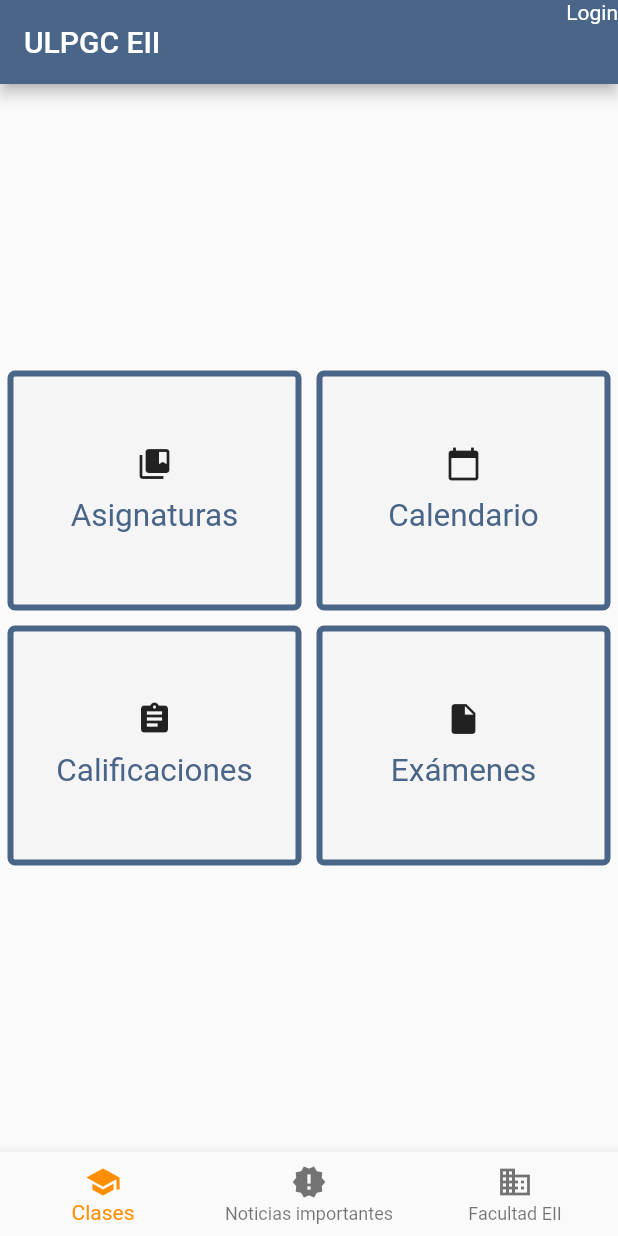
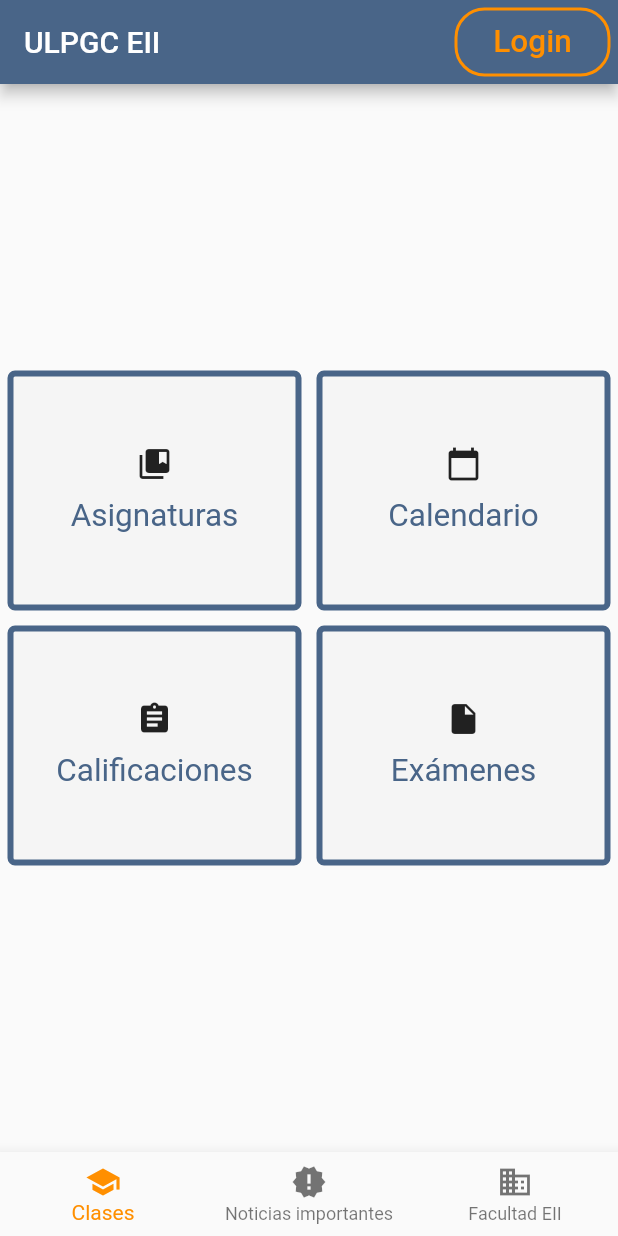
Before and after one commit to Rednaxelus/ULPGC_DIU, a Flutter app: the screen it shows after launch, on a phone screen of 412 x 824 dp. Run offline on Flutter 3.47's test engine with Material 2 defaults, Android fonts, the phone set to English and light mode, and no system bars.

Commit message:
login button finished

```diff
--- a/lib/main.dart
+++ b/lib/main.dart
@@ -14,7 +14,8 @@
 
 void main() => runApp(MyApp());
 
-Color colorPrimary = Color.fromARGB(255, 73, 101, 136);
+final Color colorPrimary = Color.fromARGB(255, 73, 101, 136);
+final Color colorSecondary = Colors.amber[800];
 
 /// This Widget is the main application widget.
 class MyApp extends StatelessWidget {
@@ -84,7 +85,29 @@
     return Scaffold(
       appBar: AppBar(
         title: const Text('ULPGC EII'),
-        actions: <Widget>[Text('Login')],
+        actions: <Widget>[
+          Container(
+            margin: const EdgeInsets.all(5.0),
+            padding: const EdgeInsets.all(6.0),
+            decoration: BoxDecoration(
+              color: Color.fromARGB(0, 0, 0, 0),
+              border: Border.all(
+                  width: 2, //                   <--- border width here
+                  color: colorSecondary),
+              borderRadius: BorderRadius.all(Radius.circular(
+                      20.0) //                 <--- border radius here
+                  ),
+            ),
+            child: FlatButton(
+              onPressed: () {},
+              child: Text("Login",
+                  style: new TextStyle(
+                    fontSize: 21.0,
+                    color: colorSecondary,
+                  )),
+            ),
+          )
+        ],
         backgroundColor: colorPrimary,
       ),
       body: Center(
@@ -106,7 +129,7 @@
           ),
         ],
         currentIndex: _selectedIndex,
-        selectedItemColor: Colors.amber[800],
+        selectedItemColor: colorSecondary,
         onTap: _onItemTapped,
       ),
     );
```
